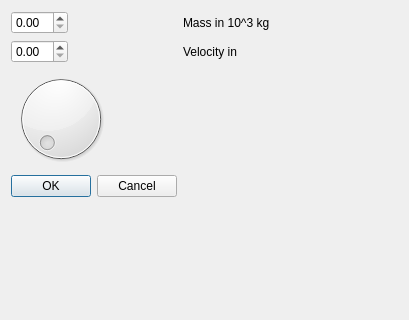
The window that src/visuals/celestialstatedialog.ui (mipt-mmp/celestial-mechanics) describes before a commit, drawn with Qt 5.
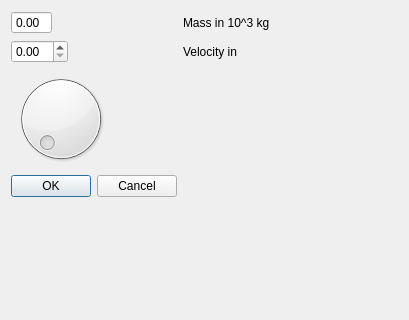
The same window after the commit.

The edit to the form file:
```diff
--- a/src/visuals/celestialstatedialog.ui
+++ b/src/visuals/celestialstatedialog.ui
@@ -32,7 +32,17 @@
     </widget>
    </item>
    <item row="0" column="0">
-    <widget class="QDoubleSpinBox" name="doubleSpinBox_2"/>
+    <widget class="QDoubleSpinBox" name="doubleSpinBox_2">
+     <property name="readOnly">
+      <bool>true</bool>
+     </property>
+     <property name="buttonSymbols">
+      <enum>QAbstractSpinBox::NoButtons</enum>
+     </property>
+     <property name="suffix">
+      <string/>
+     </property>
+    </widget>
    </item>
    <item row="4" column="0">
     <widget class="QDialogButtonBox" name="buttonBox">
```
